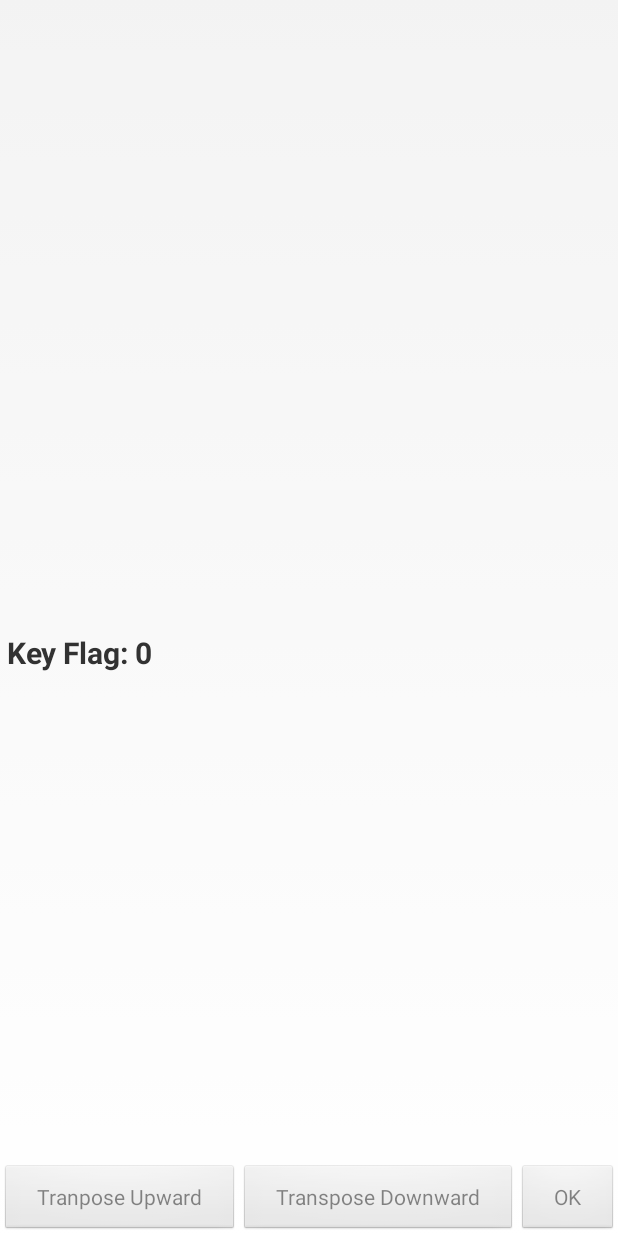
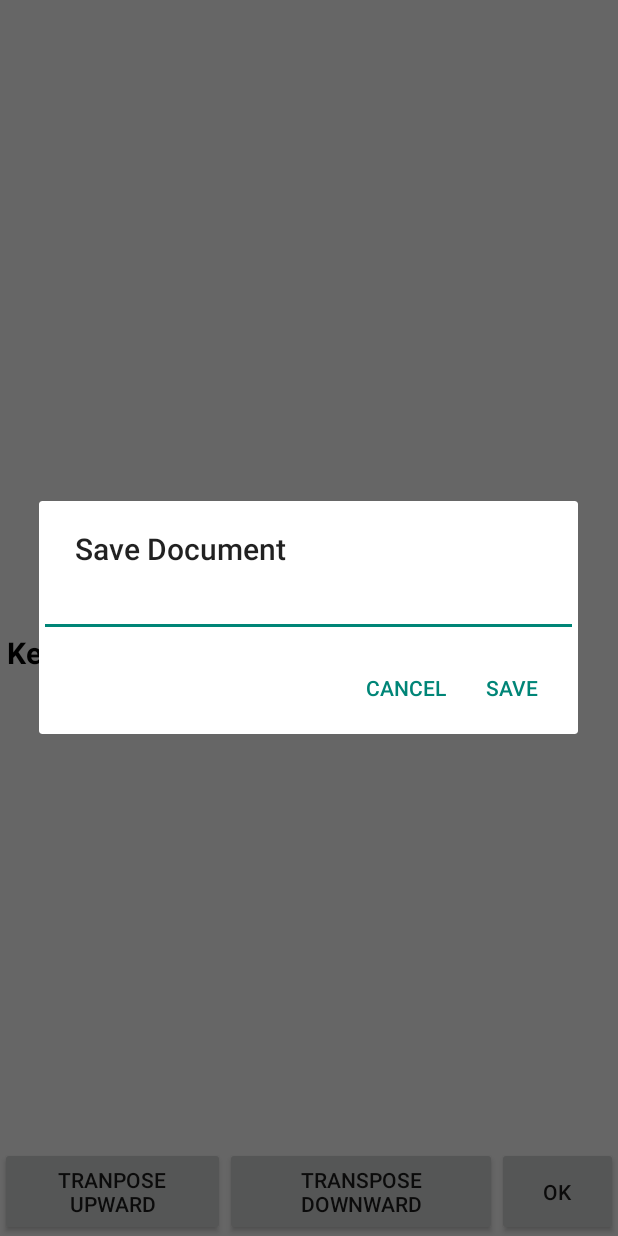
Before and after one commit to Wymancheung/TransposeApp, an Android app: the TransposeActivity screen opened directly, with no data from a screen before it, after a tap on "OK", on a phone screen of 412 x 824 dp. Run offline under Robolectric (Android 15) with nearby library versions, the phone set to English and light mode, and no system bars; libraries missing offline, so code that uses them is left out: com.googlecode.tesseract; 1 statement that could not run was skipped.

Commit message:
TransposeActivity

```diff
--- a/app/src/main/AndroidManifest.xml
+++ b/app/src/main/AndroidManifest.xml
@@ -34,11 +34,11 @@
 
         <activity
             android:name=".TransposeActivity"
-            android:theme="@android:style/Theme.Light.NoTitleBar.Fullscreen"/>
+            android:theme="@style/Theme.AppCompat.Light.NoActionBar"/>
 
         <activity
             android:name=".CalibrateActivity"
-            android:theme="@android:style/Theme.Light.NoTitleBar.Fullscreen"/>
+            android:theme="@style/Theme.AppCompat.Light.NoActionBar"/>
 
     </application>
 
--- a/app/src/main/java/com/comp4521gp01/transposeapp/TransposeActivity.java
+++ b/app/src/main/java/com/comp4521gp01/transposeapp/TransposeActivity.java
@@ -2,22 +2,30 @@ package com.comp4521gp01.transposeapp;
 
 import android.annotation.SuppressLint;
 import android.app.Activity;
+import android.content.Context;
+import android.content.DialogInterface;
 import android.content.Intent;
 import android.graphics.Bitmap;
 import android.graphics.BitmapFactory;
+import android.graphics.Canvas;
 import android.net.Uri;
 import android.os.Bundle;
 import android.os.Environment;
 import android.os.Handler;
 import android.provider.ContactsContract;
+import android.support.design.internal.BottomNavigationItemView;
 import android.support.v7.app.ActionBar;
+import android.support.v7.app.AlertDialog;
 import android.util.Log;
+import android.view.LayoutInflater;
 import android.view.MotionEvent;
 import android.view.View;
 import android.widget.Button;
+import android.widget.EditText;
 import android.widget.ImageButton;
 import android.widget.ImageView;
 import android.widget.TextView;
+import android.widget.Toast;
 
 import com.googlecode.tesseract.android.TessBaseAPI;
 
@@ -93,10 +101,100 @@ public class TransposeActivity extends Activity {
                     transposeDown();
                     break;
                 case R.id.confirm_trans:
+                    saveDialog();
                     break;
             }
         }
     };
+
+    private void saveDialog() {
+        AlertDialog.Builder editDialog = new AlertDialog.Builder(TransposeActivity.this);
+        editDialog.setTitle("Save Document");
+
+        final EditText editText = new EditText(TransposeActivity.this);
+        editDialog.setView(editText);
+
+        editDialog.setNegativeButton("Cancel", new DialogInterface.OnClickListener(){
+            public void onClick(DialogInterface dialog, int which){
+                dialog.cancel();
+            }
+        })
+                .setPositiveButton("Save", new DialogInterface.OnClickListener() {
+                    @Override
+                    public void onClick(DialogInterface dialog, int which) {
+                        //EditText editText_trans = (EditText) findViewById(R.id.editText_trans);
+                        Bitmap bitmap;
+                        bitmap = Bitmap.createBitmap(textView.getWidth(), textView.getHeight(), Bitmap.Config.ARGB_8888);
+
+                        Canvas c = new Canvas(bitmap);
+                        textView.draw(c);
+
+                        try {
+                            String path = Environment.getExternalStorageDirectory().getPath()+"/TransposeApp/imgs";
+                            File dir = new File(path);
+                            if(!dir.exists())
+                                dir.mkdirs();
+                            File file = new File(dir, editText.getText().toString() + ".jpg");
+                            FileOutputStream fOut = new FileOutputStream(file);
+                            bitmap.compress(Bitmap.CompressFormat.JPEG, 70, fOut);
+                            fOut.flush();
+                            fOut.close();
+
+                            Toast.makeText(textView.getContext(), "Saved", Toast.LENGTH_LONG).show();
+                        } catch (Exception e) {
+                            Log.e(TAG, e.getMessage());
+                        }finally {
+                            if(bitmap!=null) {
+                                bitmap.recycle();
+                            }
+                        }
+                    }
+                })
+                .show();
+/*
+        final AlertDialog builder = new AlertDialog.Builder(TransposeActivity.this)
+                .setTitle("Save Document")
+                .setView(R.layout.dialog_transpose)
+                .setNegativeButton("Cancel", new DialogInterface.OnClickListener(){
+                    public void onClick(DialogInterface dialog, int which){
+                        dialog.cancel();
+                    }
+                })
+                .setPositiveButton("Save", new DialogInterface.OnClickListener() {
+                    @Override
+                    public void onClick(DialogInterface dialog, int which) {
+                        EditText editText_trans = (EditText) findViewById(R.id.editText_trans);
+                        Bitmap bitmap;
+                        bitmap = Bitmap.createBitmap(textView.getWidth(), textView.getHeight(), Bitmap.Config.ARGB_8888);
+
+
+                        Canvas c = new Canvas(bitmap);
+                        textView.draw(c);
+
+                        try {
+                            String path = Environment.getExternalStorageDirectory().getPath()+"/TransposeApp/imgs";
+                            File dir = new File(path);
+                            if(!dir.exists())
+                                dir.mkdirs();
+                            File file = new File(dir, editText_trans.getText().toString() + "1.jpg");
+                            FileOutputStream fOut = new FileOutputStream(file);
+                            bitmap.compress(Bitmap.CompressFormat.JPEG, 70, fOut);
+                            fOut.flush();
+                            fOut.close();
+
+                            Toast.makeText(textView.getContext(), "Saved", Toast.LENGTH_LONG).show();
+                        } catch (Exception e) {
+                            Log.e(TAG, e.getMessage());
+                        }finally {
+                            if(bitmap!=null) {
+                                bitmap.recycle();
+                            }
+                        }
+                    }
+                })
+                .show();
+*/
+    }
 
     private void transposeUp() {
         chordText = textView.getText().toString();
@@ -160,7 +258,6 @@ public class TransposeActivity extends Activity {
             chordspace.remove(chordspace.size() - 1);
             chordspace.remove(chordspace.size() - 1);
         }
-
         textView.setText(chordText);
     }
 
@@ -315,186 +412,4 @@ public class TransposeActivity extends Activity {
             return -99;
         }
     }
-
-    /*
-    private List<String> list, chordsList;
-    private TextView textView;
-    private ImageView imageView;
-    private Button transpose_up,transpose_down,confirm_trans;
-    private TessBaseAPI tessBaseApi;
-    String result = "empty";
-
-    protected void onCreate(Bundle savedInstanceState) {
-        super.onCreate(savedInstanceState);
-        setContentView(R.layout.activity_transpose);
-        Intent intent = getIntent();
-
-        list  = Arrays.asList("C","C#","D","D#","E","F","F#","G","G#","A","A#","B");
-        chordsList = new ArrayList<String>();
-        textView = (TextView) findViewById(R.id.textview);
-        transpose_up = (Button) findViewById(R.id.transpose_up);
-        transpose_down = (Button) findViewById(R.id.transpose_down);
-        confirm_trans = (Button) findViewById(R.id.confirm_trans);
-        imageView = (ImageView) findViewById(R.id.imageView2);
-
-        transpose_up.setOnClickListener(clickListener);
-        transpose_down.setOnClickListener(clickListener);
-        confirm_trans.setOnClickListener(clickListener);
-
-        //scanImage();
-        //startOCR();
-        readIm();
-    }
-
-    private void readIm() {
-        Bitmap bmp = BitmapFactory.decodeResource(getResources(),R.drawable.kite);
-        imageView.setImageBitmap(bmp);
-
-        TessBaseAPI baseApi = new TessBaseAPI();
-        baseApi.init(Environment.getExternalStorageDirectory().toString() + "/TransposeApp", "eng");
-        baseApi.setPageSegMode(TessBaseAPI.PageSegMode.PSM_SINGLE_LINE);
-        baseApi.setImage(bmp);
-        String outputText = baseApi.getUTF8Text();
-        textView.setText(outputText);
-    }
-
-    private void scanImage() {
-        String chordsText = textView.getText().toString();
-        for(int i = 0; i < textView.getText().length(); i++){
-            chordsList.add("" + chordsText.charAt(i));
-        }
-    }
-
-    private void startOCR() {
-        String TESS_PATH = Environment.getExternalStorageDirectory().toString() + "/TransposeApp/tessdata/";
-
-        try {
-            String fileList[] = getAssets().list("tessdata");
-
-            for (String fileName : fileList) {
-
-                // open file within the assets folder
-                // if it is not already there copy it to the sdcard
-                String pathToDataFile = TESS_PATH + fileName;
-                if (!(new File(pathToDataFile)).exists()) {
-
-                    InputStream in = getAssets().open("tessdata" + "/" + fileName);
-
-                    OutputStream out = new FileOutputStream(pathToDataFile);
-
-                    // Transfer bytes from in to out
-                    byte[] buf = new byte[1024];
-                    int len;
-
-                    while ((len = in.read(buf)) > 0) {
-                        out.write(buf, 0, len);
-                    }
-                    in.close();
-                    out.close();
-
-                    Log.d(TAG, "Copied " + fileName + "to tessdata");
-                }
-            }
-        } catch (IOException e) {
-            Log.e(TAG, "Unable to copy files to tessdata " + e.toString());
-        }
-
-
-        try {
-            BitmapFactory.Options options = new BitmapFactory.Options();
-            options.inSampleSize = 4; // 1 - means max size. 4 - means maxsize/4 size. Don't use value <4, because you need more memory in the heap to store your data.
-            Bitmap bitmap = BitmapFactory.decodeFile(Environment.getExternalStorageDirectory().getPath()+"/TransposeApp/imgs/temp.jpg",options);
-
-            result = extractText(bitmap);
-
-            textView.setText(result);
-
-        } catch (Exception e) {
-            Log.e(TAG, e.getMessage());
-        }
-    }
-
-
-    private String extractText(Bitmap bitmap) {
-        try {
-            tessBaseApi = new TessBaseAPI();
-        } catch (Exception e) {
-            Log.e(TAG, e.getMessage());
-            if (tessBaseApi == null) {
-                Log.e(TAG, "TessBaseAPI is null. TessFactory not returning tess object.");
-            }
-        }
-
-        tessBaseApi.init(Environment.getExternalStorageDirectory().toString(), "eng");
-        tessBaseApi.setPageSegMode(TessBaseAPI.PageSegMode.PSM_SINGLE_LINE);
-
-        tessBaseApi.setImage(bitmap);
-        String extractedText = "empty result";
-        try {
-            extractedText = tessBaseApi.getUTF8Text();
-        } catch (Exception e) {
-            Log.e(TAG, "Error in recognizing text.");
-        }
-        tessBaseApi.end();
-        return extractedText;
-    }
-
-    private View.OnClickListener clickListener= new View.OnClickListener() {
-        @Override
-        public void onClick(View v) {
-            int id = v.getId();
-            switch (id) {
-                case R.id.transpose_up:
-                    transpose("U", chordsList.size());
-                    changeText();
-                    break;
-
-                case R.id.transpose_down:
-                    transpose("D", chordsList.size());
-                    changeText();
-                    break;
-
-                case R.id.confirm_trans:
-                    break;
-            }
-        }
-    };
-
-    public void transpose(String k, int i) {
-        if(k == "U") {
-            if (i > 0) {transpose("U", i--);}
-
-            if (chordsList.get(0) != " ") {
-                int chordNum = list.indexOf(chordsList.get(0)) + 1;
-                if (chordNum == 12) chordNum = 0;
-                chordsList.remove(0);
-                chordsList.add(list.get(chordNum));
-            } else {
-                chordsList.remove(0);
-                chordsList.add(" ");
-            }
-        }else {
-            if (i > 0) {transpose("D", i--);}
-
-            if (chordsList.get(0) != " ") {
-                int chordNum = list.indexOf(chordsList.get(0)) - 1;
-                if (chordNum == -1) chordNum = 11;
-                chordsList.remove(0);
-                chordsList.add(list.get(chordNum));
-            } else {
-                chordsList.remove(0);
-                chordsList.add(" ");
-            }
-        }
-    }
-
-    private void changeText() {
-        String chordstring = null;
-        for(int i = 0; i < chordsList.size(); i++){
-            chordstring += chordsList.get(i);
-        }
-        textView.setText(chordstring);
-    }
-
-*/
 }
--- a/app/src/main/res/layout/activity_transpose.xml
+++ b/app/src/main/res/layout/activity_transpose.xml
@@ -2,14 +2,26 @@
 <FrameLayout xmlns:android="http://schemas.android.com/apk/res/android"
     xmlns:app="http://schemas.android.com/apk/res-auto"
     xmlns:tools="http://schemas.android.com/tools"
-    android:orientation="vertical" android:layout_width="match_parent"
-    android:layout_height="match_parent">
+    android:layout_width="match_parent"
+    android:layout_height="match_parent"
+    android:orientation="vertical">
 
 
     <ImageView
         android:id="@+id/imageView_trans"
         android:layout_width="match_parent"
-        android:layout_height="match_parent" />
+        android:layout_height="match_parent"
+        android:visibility="invisible" />
+
+    <TextView
+        android:id="@+id/textView_trans"
+        android:layout_width="match_parent"
+        android:layout_height="match_parent"
+        android:background="@android:color/background_light"
+        android:gravity="left|center"
+        android:textColor="@android:color/background_dark"
+        android:textSize="20sp"
+        android:textStyle="bold" />
 
     <LinearLayout
         android:layout_width="match_parent"
@@ -39,13 +51,4 @@
             android:text="OK" />
     </LinearLayout>
 
-    <TextView
-        android:id="@+id/textView_trans"
-        android:layout_width="match_parent"
-        android:layout_height="match_parent"
-        android:background="@android:drawable/screen_background_light_transparent"
-        android:gravity="left|center"
-        android:textSize="20sp"
-        android:textStyle="bold" />
-
 </FrameLayout>
--- /dev/null
+++ b/app/src/main/res/layout/dialog_transpose.xml
@@ -0,0 +1,13 @@
+<?xml version="1.0" encoding="utf-8"?>
+<LinearLayout
+    xmlns:android="http://schemas.android.com/apk/res/android"
+    android:orientation="vertical"
+    android:layout_width="match_parent"
+    android:layout_height="match_parent">
+
+    <EditText
+        android:id="@+id/editText_trans"
+        android:layout_width="match_parent"
+        android:layout_height="match_parent"
+        android:inputType="textNoSuggestions"/>
+</LinearLayout>
```
